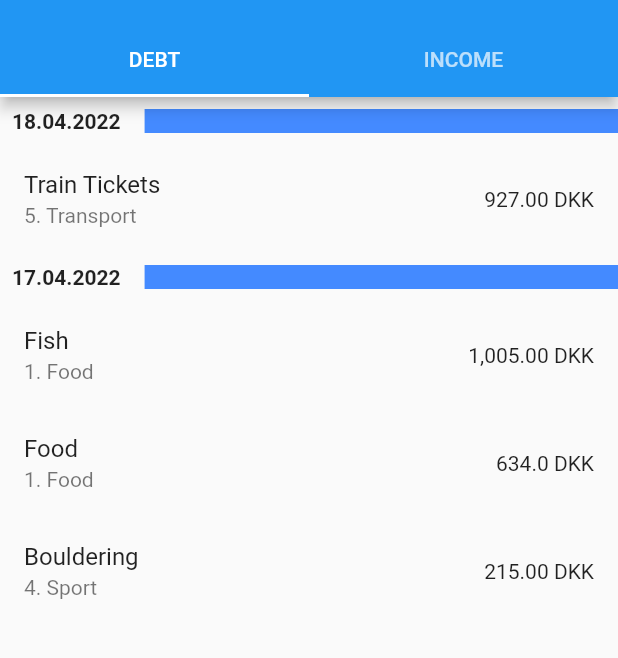
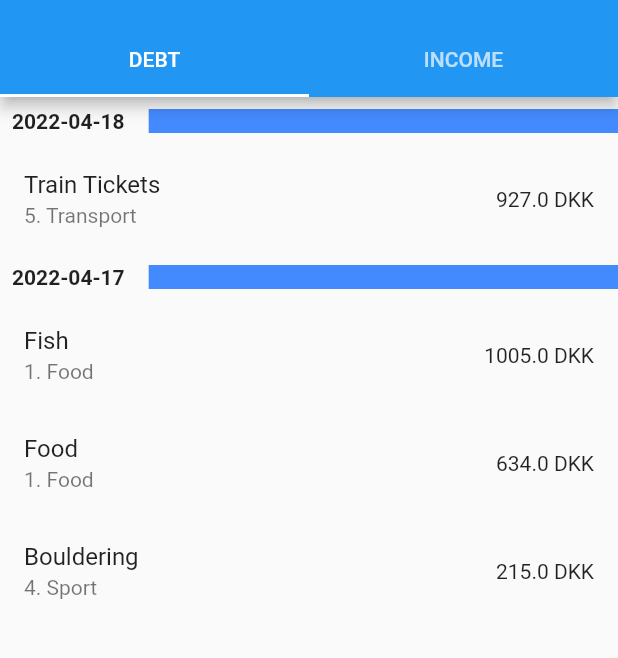
Before and after one commit to OstapGonchar/flutter_family_budget, a Flutter app: the screen it shows after launch, on a phone screen of 412 x 824 dp, the part 59-717 px from its top. Run offline on Flutter 3.47's test engine with Material 2 defaults, Android fonts, the light colour scheme and no system bars.

Commit message:
Added dynamic list of transactions generation

```diff
--- a/lib/services/transaction_service.dart
+++ b/lib/services/transaction_service.dart
@@ -1,13 +1,22 @@
 import 'package:family_budget/models/account.dart';
+import 'package:family_budget/models/category.dart';
 import 'package:family_budget/models/transaction.dart';
 
 class TransactionService {
-  List<Transaction> getTransactions() {
-    var account = const Account('Nordea', id: 1);
+  List<Transaction> getDebtTransactions() {
+    const account = Account('Nordea', id: 1);
     return [
-      Transaction('Transaction 1', 100, "USD", DateTime(2022, 4, 12), account),
-      Transaction('Transaction 2', 10, "USD", DateTime(2022, 4, 13), account),
-      Transaction('Transaction 3', 20, "USD", DateTime(2022, 4, 13), account),
+      Transaction('Train Tickets', 927.00, 'DKK', DateTime(2022, 4, 18), account, category: const Category('5. Transport')),
+      Transaction('Fish', 1005.00, 'DKK', DateTime(2022, 4, 17), account, category: const Category('1. Food')),
+      Transaction('Food', 634.00, 'DKK', DateTime(2022, 4, 17), account, category: const Category('1. Food')),
+      Transaction('Bouldering', 215.00, 'DKK', DateTime(2022, 4, 17), account, category: const Category('4. Sport')),
+    ];
+  }
+
+  List<Transaction> getIncomeTransactions() {
+    const account = Account('Nordea', id: 1);
+    return [
+      Transaction('Salary', 53000.00, 'DKK', DateTime(2022, 3, 30), account, category: const Category('1. Salary')),
     ];
   }
 }
--- /dev/null
+++ b/lib/utils/transactions_list_builder.dart
@@ -0,0 +1,36 @@
+import 'package:family_budget/models/transaction.dart';
+import 'package:family_budget/widgets/transaction_date_divider.dart';
+import 'package:flutter/material.dart';
+import 'package:intl/intl.dart';
+
+class TransactionListBuilder {
+  final DateFormat _dateFormat = DateFormat("yyyy-MM-dd");
+
+  ListView buildListView(List<Transaction> transactions) {
+    var date = transactions[0].dateTime;
+
+    return ListView.builder(
+        itemBuilder: (context, index) {
+          if (index == 0 || transactions[index].dateTime != date) {
+            date = transactions[index].dateTime;
+            return Column(children: [
+              buildDivider(_dateFormat.format(transactions[index].dateTime)),
+              ListTile(
+                title: Text(transactions[index].title),
+                subtitle: Text(transactions[index].category?.name ?? ''),
+                trailing: Text(
+                    '${transactions[index].amount} ${transactions[index].currency}'),
+              )
+            ]);
+          } else {
+            return ListTile(
+              title: Text(transactions[index].title),
+              subtitle: Text(transactions[index].category?.name ?? ''),
+              trailing: Text(
+                  '${transactions[index].amount} ${transactions[index].currency}'),
+            );
+          }
+        },
+        itemCount: transactions.length);
+  }
+}
--- a/lib/widgets/add_transaction_widget.dart
+++ b/lib/widgets/add_transaction_widget.dart
@@ -17,7 +17,7 @@ class AddTransactionWidget extends StatefulWidget {
 
 class _AddTransactionState extends State<AddTransactionWidget> {
   final _transactionDateTextController = TextEditingController();
-  final DateFormat dateFormat = DateFormat("yyyy-MM-dd");
+  final DateFormat _dateFormat = DateFormat("yyyy-MM-dd");
   final _formKey = GlobalKey<FormState>();
 
   Account _account = const Account('Nordea', id: 1);
@@ -220,7 +220,7 @@ class _AddTransactionState extends State<AddTransactionWidget> {
     if (newDate != null) {
       setState(() {
         _transactionDate = newDate;
-        _transactionDateTextController.text = dateFormat.format(newDate);
+        _transactionDateTextController.text = _dateFormat.format(newDate);
       });
     }
   }
--- a/lib/widgets/debt_widget.dart
+++ b/lib/widgets/debt_widget.dart
@@ -1,38 +1,17 @@
+import 'package:family_budget/services/transaction_service.dart';
+import 'package:family_budget/utils/transactions_list_builder.dart';
 import 'package:flutter/material.dart';
-import 'transaction_date_divider.dart';
 
 class DebtWidget extends StatelessWidget {
-  const DebtWidget({
+  final _transactionService = TransactionService();
+
+  DebtWidget({
     Key? key,
   }) : super(key: key);
 
   @override
   Widget build(BuildContext context) {
-    return ListView(
-      children: [
-        buildDivider('18.04.2022'),
-        const ListTile(
-          title: Text('Train Tickets'),
-          subtitle: Text('5. Transport'),
-          trailing: Text('927.00 DKK'),
-        ),
-        buildDivider('17.04.2022'),
-        const ListTile(
-          title: Text('Fish'),
-          subtitle: Text('1. Food'),
-          trailing: Text('1,005.00 DKK'),
-        ),
-        const ListTile(
-          title: Text('Food'),
-          subtitle: Text('1. Food'),
-          trailing: Text('634.0 DKK'),
-        ),
-        const ListTile(
-          title: Text('Bouldering'),
-          subtitle: Text('4. Sport'),
-          trailing: Text('215.00 DKK'),
-        ),
-      ],
-    );
+    return TransactionListBuilder()
+        .buildListView(_transactionService.getDebtTransactions());
   }
 }
--- a/lib/widgets/transactions_widget.dart
+++ b/lib/widgets/transactions_widget.dart
@@ -1,8 +1,8 @@
 import 'package:family_budget/widgets/add_transaction_widget.dart';
+import 'package:family_budget/widgets/debt_widget.dart';
+import 'package:family_budget/widgets/income_widget.dart';
 import 'package:family_budget/widgets/nav_drawer.dart';
 import 'package:flutter/material.dart';
-import 'package:family_budget/widgets/debt_widget.dart';
-import 'package:family_budget/widgets/income_widget.dart';
 
 class TransactionsWidget extends StatelessWidget {
   const TransactionsWidget({Key? key}) : super(key: key);
@@ -33,7 +33,7 @@ class TransactionsWidget extends StatelessWidget {
           ),
           drawer: const NavigationDrawer(),
           // body is the majority of the screen.
-          body: const TabBarView(
+          body: TabBarView(
             children: [
               DebtWidget(),
               IncomeWidget(),
```
Also changed, not shown: lib/widgets/income_widget.dart (+7 -12 lines).
